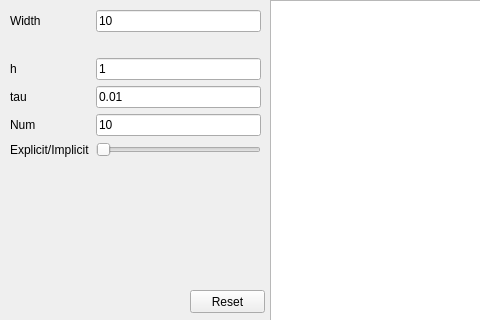
Above: Window.ui from Zheneq/Prac before the change; both pictures show x 0 to 480 and y 0 to 320 of the 1111 by 680 pixel window. Below: the same form after it.
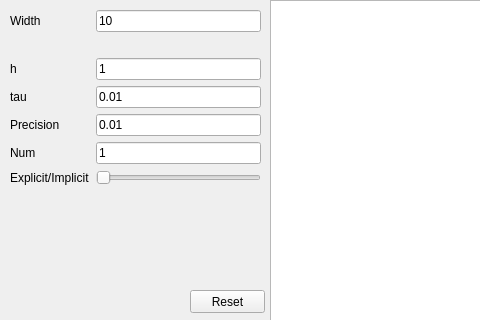
That is the form after the change. Custom widgets are drawn as their Qt base class.

```diff
--- a/Window.ui
+++ b/Window.ui
@@ -86,28 +86,14 @@
        </property>
       </widget>
      </item>
-     <item row="4" column="0">
-      <widget class="QLabel" name="lblNum">
-       <property name="text">
-        <string>Num</string>
-       </property>
-      </widget>
-     </item>
-     <item row="4" column="1">
-      <widget class="QLineEdit" name="txtNum">
-       <property name="text">
-        <string>10</string>
-       </property>
-      </widget>
-     </item>
-     <item row="5" column="0">
-	 <widget class="QLabel" name="label">
+     <item row="7" column="0">
+      <widget class="QLabel" name="label">
        <property name="text">
         <string>Explicit/Implicit</string>
        </property>
       </widget>
      </item>
-     <item row="5" column="1">
+     <item row="7" column="1">
       <widget class="QSlider" name="sdrImplicitness">
        <property name="maximum">
         <number>100</number>
@@ -117,6 +103,34 @@
        </property>
       </widget>
      </item>
+     <item row="5" column="0">
+      <widget class="QLabel" name="lblPrec">
+       <property name="text">
+        <string>Precision</string>
+       </property>
+      </widget>
+     </item>
+     <item row="5" column="1">
+      <widget class="QLineEdit" name="txtPrec">
+       <property name="text">
+        <string>0.01</string>
+       </property>
+      </widget>
+     </item>
+     <item row="6" column="1">
+      <widget class="QLineEdit" name="txtNum">
+       <property name="text">
+        <string>1</string>
+       </property>
+      </widget>
+     </item>
+     <item row="6" column="0">
+      <widget class="QLabel" name="lblNum">
+       <property name="text">
+        <string>Num</string>
+       </property>
+      </widget>
+     </item>
     </layout>
    </widget>
    <widget class="QPushButton" name="btnReset">
```
